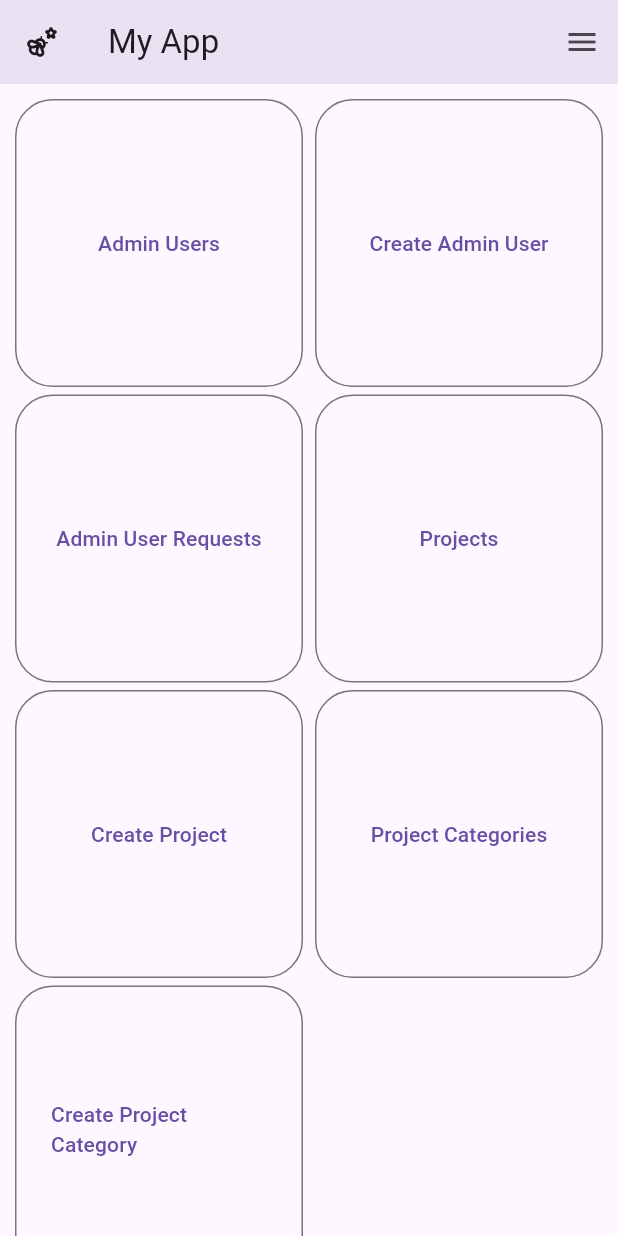
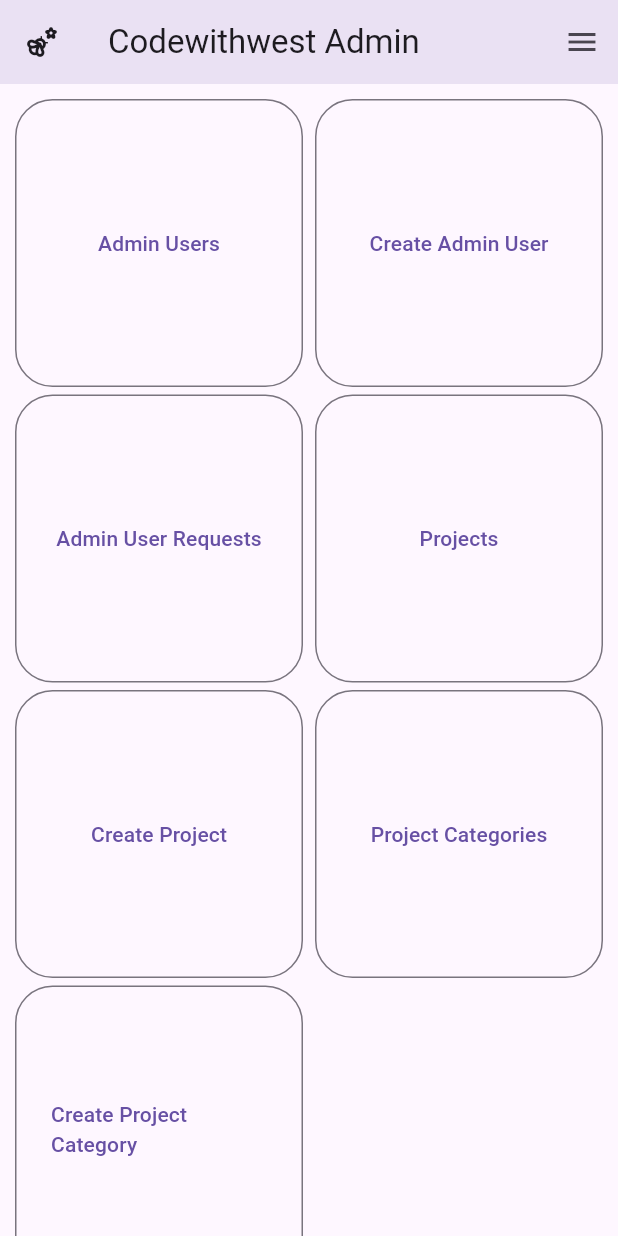
Before and after one commit to codewithwest/project_codewithwest-admin, a Flutter app: the screen it shows after launch, after a tap on "Login", on a phone screen of 412 x 824 dp. Run offline on Flutter 3.47's test engine with Material 3 defaults, Android fonts, the light colour scheme and no system bars; our stand-ins replace flutter_dotenv, graphql_flutter, shared_preferences; generated files the repository leaves out were written again; network calls fail.

Commit message:
Fixing use validation and session persistence and also updating the graphql schema, adding env variables, and also removing some code clean ups

```diff
--- a/lib/main.dart
+++ b/lib/main.dart
@@ -3,25 +3,18 @@ import 'package:graphql_flutter/graphql_flutter.dart';
 import 'src/app.dart';
 import 'src/settings/settings_controller.dart';
 import 'src/settings/settings_service.dart';
+import 'package:flutter_dotenv/flutter_dotenv.dart';
 
 void main() async {
-  // Set up the SettingsController, which will glue user settings to multiple
-  // Flutter Widgets.
+  await dotenv.load();
+
   WidgetsFlutterBinding.ensureInitialized();
   await initHiveForFlutter();
   final settingsController = SettingsController(SettingsService());
 
-  // Load the user's preferred theme while the splash screen is displayed.
-  // This prevents a sudden theme change when the app is first displayed.
   await settingsController.loadSettings();
 
-  // Run the app and pass in the SettingsController. The app listens to the
-  // SettingsController for changes, then passes it further down to the
-  // SettingsView.
-
-  runApp(
-    MyApp(
-      settingsController: settingsController,
-    ),
-  );
+  runApp(MyApp(
+    settingsController: settingsController,
+  ));
 }
--- a/lib/src/app.dart
+++ b/lib/src/app.dart
@@ -27,7 +27,6 @@ import 'sample_feature/sample_item_details_view.dart';
 import 'settings/settings_controller.dart';
 import 'settings/settings_view.dart';
 
-/// The Widget that configures your application.
 class MyApp extends StatelessWidget {
   const MyApp({
     super.key,
--- a/lib/src/auth/login_admin_user.dart
+++ b/lib/src/auth/login_admin_user.dart
@@ -114,7 +114,7 @@ class _LoginAdminUserState extends State<LoginAdminUser> {
               ),
               AuthTextField(
                 onTextChanged: updateEmail,
-                hintText: "amdin@mail.com",
+                hintText: "admin@gmail.com",
                 icon: Icons.email,
                 validationText: "Email cannot be empty",
               ),
@@ -203,6 +203,4 @@ class _LoginAdminUserState extends State<LoginAdminUser> {
       ),
     );
   }
-
-  // ... (dispose method)
 }
--- a/lib/src/auth/request_admin_user_access.dart
+++ b/lib/src/auth/request_admin_user_access.dart
@@ -135,7 +135,6 @@ class _RequestAdminUserAccessState extends State<RequestAdminUserAccess> {
                         ),
                         child: ElevatedButton(
                           onPressed: () {
-                            print(_formKey.currentState);
                             if (_formKey.currentState!.validate()) {
                               runMutation({
                                 'email': _email,
--- a/lib/src/components/admin_app_bar.dart
+++ b/lib/src/components/admin_app_bar.dart
@@ -17,7 +17,7 @@ class AdminAppBar extends StatelessWidget implements PreferredSizeWidget {
       leading: Icon(Icons.emoji_nature_outlined),
       elevation: 10,
       bottomOpacity: .7,
-      title: Text('My App'),
+      title: Text('Codewithwest Admin'),
       actions: <Widget>[
         PopupMenuButton<String>(
           position: PopupMenuPosition.under,
--- a/lib/src/config/graphql_config.dart
+++ b/lib/src/config/graphql_config.dart
@@ -1,42 +1,23 @@
-import "package:flutter/foundation.dart";
+import "package:flutter_dotenv/flutter_dotenv.dart";
 import "package:graphql_flutter/graphql_flutter.dart";
 
 class GraphQLConfig {
   GraphQLConfig();
 
   final HttpLink httpLink = HttpLink(
-    kDebugMode
-        ? 'http://localhost:3071/graphql'
-        //? "https://projectgingeronestopserver-git-dev-codewithwests-projects.vercel.app/graphql"
-        : 'https://projectgingeronestopserver.vercel.app/graphql',
+    dotenv.get("API_URL"),
     defaultHeaders: {
       'Content-Type': 'application/json',
-      // 'Access-Control-Allow-Origin': '*',
-      // 'Accept-Charset': 'utf-8',
-      // 'authKey': 'YOUR_AUTH_KEY',
-      // 'apiAuthType': 'API_AUTH_TYPE',
-      // 'token': 'DEVICE_TOKEN',
+      'Authorization': 'Bearer ${dotenv.get("AUTHORIZATION_TOKEN")}',
     },
   );
 
   // final AuthLink authLink = AuthLink(
-  // 'Content-Type': 'application/json'
-  //   // OR
-  //   // getToken: () => 'Bearer <YOUR_PERSONAL_ACCESS_TOKEN>',
+  //   getToken: () async => 'Bearer ${dotenv.get("AUTHORIZATION_TOKEN")}',
   // );
-//
-  // final Link link = authLink.concat(httpLink);
 
-  // ValueNotifier<GraphQLClient> client = ValueNotifier(
-  //   GraphQLClient(
-  //     link: link,
-  //     // The default store is the InMemoryStore, which does NOT persist to disk
-  //     cache: GraphQLCache(store: HiveStore()),
-  //   ),
   GraphQLClient clientToQuery() {
-    return GraphQLClient(
-      cache: GraphQLCache(store: HiveStore()),
-      link: httpLink,
-    );
+    final Link link = httpLink;
+    return GraphQLClient(cache: GraphQLCache(store: HiveStore()), link: link);
   }
 }
--- a/lib/src/helper/text_field_state_handler.dart
+++ b/lib/src/helper/text_field_state_handler.dart
@@ -7,6 +7,5 @@ class Helper {
     setState(() {
       currentValue = newValue;
     });
-    print(newValue);
   }
 }
--- a/lib/src/landing_page.dart
+++ b/lib/src/landing_page.dart
@@ -1,7 +1,3 @@
-import 'package:codewithwest_admin/src/components/admin_app_bar.dart';
-import 'package:codewithwest_admin/src/settings/settings_controller.dart';
-import 'package:codewithwest_admin/src/settings/settings_service.dart';
-
 import '/src/auth/request_admin_user_access.dart';
 import '/src/auth/login_admin_user.dart';
 import 'package:flutter/material.dart';
--- a/lib/src/main/admin/projects/create_project.dart
+++ b/lib/src/main/admin/projects/create_project.dart
@@ -24,7 +24,7 @@ class _CreateProjectState extends State<CreateProject> {
   int? _projectCategoryId;
   String _description = '';
   String _techStacksTextField = '';
-  List<String> _techStacks = [];
+  final List<String> _techStacks = [];
   String _githubLink = '';
   String _testLink = '';
   String _liveLink = '';
--- a/lib/src/main/admin/projects/projects.dart
+++ b/lib/src/main/admin/projects/projects.dart
@@ -91,7 +91,7 @@ class _ProjectsState extends State<Projects> {
                           leading: Container(
                             padding: const EdgeInsets.all(10),
                             child: Text(
-                              "${project?['id']}",
+                              "${project['id']}",
                               style: const TextStyle(
                                   fontSize: 18, fontWeight: FontWeight.bold),
                             ),
--- a/lib/src/settings/settings_controller.dart
+++ b/lib/src/settings/settings_controller.dart
@@ -40,7 +40,9 @@ class SettingsController with ChangeNotifier {
   Future<void> updateIsLoggedIn(loginData) async {
     if (loginData == null) _isLoggedIn = false;
 
-    if (loginData["email"] != null && loginData["id"] != null) {
+    if (loginData["token"] != null &&
+        loginData["id"] != null &&
+        loginData["email"] != null) {
       _isLoggedIn = true;
     }
     notifyListeners();
--- a/pubspec.yaml
+++ b/pubspec.yaml
@@ -12,6 +12,7 @@ environment:
 dependencies:
   flutter:
     sdk: flutter
+  flutter_dotenv: ^5.2.1
   flutter_localizations:
     sdk: flutter
   graphql_flutter: ^5.1.2
@@ -30,5 +31,6 @@ flutter:
   generate: true
 
   assets:
+    - .env
     # Add assets from the images directory to the application.
     - assets/images/
```
Also changed, not shown: lib/src/helper/queries/queries.dart (+2 -8 lines), lib/src/settings/settings_service.dart (+6 -5 lines), pubspec.lock, 2 other files.
